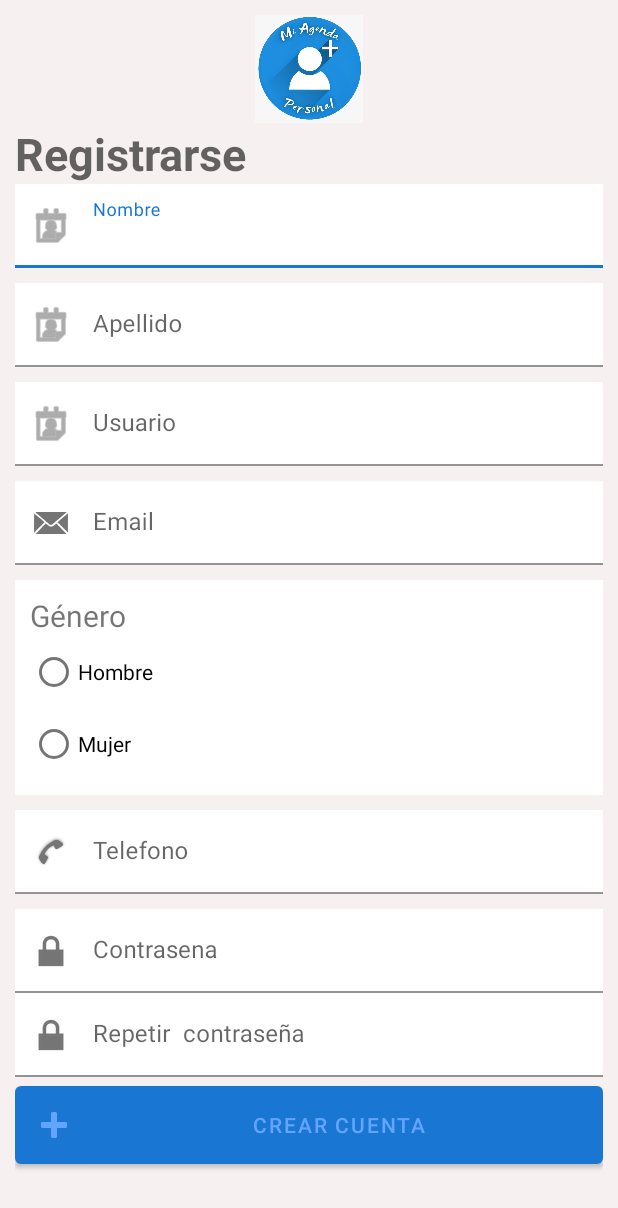
After one commit to DenisFZelaya/PraiveitContacts, an Android app: the RegistroActivity screen opened directly, with no data from a screen before it, on a phone screen of 412 x 824 dp. The commit adds this screen. Shown: the top 1208 px of the screen. Run offline under Robolectric (Android 15) with nearby library versions, the phone set to English and light mode, and no system bars.

Commit message:
Maquetado de login y registro
1. Se edito el androidManifest para que el login sea la pagina inicial
2. Se creo y maqueto el xml de Login y Registro, incluye los id de cada input
3. Se creo funcion para ir a la vista del registro

```diff
--- a/app/src/main/AndroidManifest.xml
+++ b/app/src/main/AndroidManifest.xml
@@ -10,17 +10,19 @@
         android:supportsRtl="true"
         android:theme="@style/Theme.PraiveitContacts">
         <activity
-            android:name=".LoginActivity"
+            android:name=".RegistroActivity"
             android:exported="false" />
         <activity
-            android:name=".MainActivity"
+            android:name=".LoginActivity"
             android:exported="true">
             <intent-filter>
                 <action android:name="android.intent.action.MAIN" />
-
                 <category android:name="android.intent.category.LAUNCHER" />
             </intent-filter>
         </activity>
+        <activity
+            android:name=".MainActivity"
+            android:exported="false"></activity>
     </application>
 
 </manifest>
--- a/app/src/main/java/com/example/praiveitcontacts/LoginActivity.java
+++ b/app/src/main/java/com/example/praiveitcontacts/LoginActivity.java
@@ -2,6 +2,7 @@ package com.example.praiveitcontacts;
 
 import androidx.appcompat.app.AppCompatActivity;
 
+import android.content.Intent;
 import android.graphics.Color;
 import android.os.Bundle;
 import android.view.View;
@@ -39,4 +40,9 @@ public class LoginActivity extends AppCompatActivity {
             }
         });
     }
+
+    public void Registro (View v){
+        Intent RegistroPage = new Intent (LoginActivity.this, RegistroActivity.class);
+        startActivity(RegistroPage);
+    }
 }
--- /dev/null
+++ b/app/src/main/java/com/example/praiveitcontacts/RegistroActivity.java
@@ -0,0 +1,15 @@
+package com.example.praiveitcontacts;
+
+import androidx.appcompat.app.AppCompatActivity;
+
+import android.os.Bundle;
+
+public class RegistroActivity extends AppCompatActivity {
+
+    @Override
+    protected void onCreate(Bundle savedInstanceState) {
+        super.onCreate(savedInstanceState);
+        setContentView(R.layout.activity_registro);
+        getSupportActionBar().hide();
+    }
+}
--- a/app/src/main/res/layout/activity_login.xml
+++ b/app/src/main/res/layout/activity_login.xml
@@ -94,6 +94,15 @@
                             android:text="Inicar sesion"
                             app:icon="@android:drawable/ic_menu_send"
                             app:rippleColor="#8BC34A" />
+
+                        <Button
+                            android:id="@+id/btnRegistro"
+                            style="@style/Widget.MaterialComponents.Button.TextButton"
+                            android:layout_width="match_parent"
+                            android:layout_height="wrap_content"
+                            android:layout_marginBottom="10dp"
+                            android:onClick="Registro"
+                            android:text="No tienes cuenta? registrate" />
                     </LinearLayout>
 
 
@@ -103,6 +112,7 @@
             </LinearLayout>
 
 
+
         </LinearLayout>
     </LinearLayout>
 
--- /dev/null
+++ b/app/src/main/res/layout/activity_registro.xml
@@ -0,0 +1,209 @@
+<?xml version="1.0" encoding="utf-8"?>
+<androidx.constraintlayout.widget.ConstraintLayout xmlns:android="http://schemas.android.com/apk/res/android"
+    xmlns:app="http://schemas.android.com/apk/res-auto"
+    xmlns:tools="http://schemas.android.com/tools"
+    android:layout_width="match_parent"
+    android:layout_height="match_parent"
+    android:background="#F6F0F0"
+    tools:context=".RegistroActivity">
+
+    <ScrollView
+        android:layout_width="match_parent"
+        android:layout_height="match_parent">
+
+        <LinearLayout
+            android:layout_width="match_parent"
+            android:layout_height="wrap_content"
+            android:orientation="vertical" >
+
+            <LinearLayout
+                android:layout_width="match_parent"
+                android:layout_height="match_parent"
+                android:layout_margin="10dp"
+                android:orientation="vertical">
+
+                <ImageView
+                    android:id="@+id/imageView2"
+                    android:layout_width="match_parent"
+                    android:layout_height="72dp"
+                    app:srcCompat="@drawable/logo" />
+
+                <TextView
+                    android:id="@+id/textView"
+                    android:layout_width="match_parent"
+                    android:layout_height="wrap_content"
+                    android:text="Registrarse"
+                    android:textAlignment="viewStart"
+                    android:textAppearance="@style/TextAppearance.AppCompat.Display1"
+                    android:textSize="30sp"
+                    android:textStyle="bold"
+                    android:typeface="sans" />
+
+                <com.google.android.material.textfield.TextInputLayout
+                    android:id="@+id/textFieldNombreRegistro"
+                    android:layout_width="match_parent"
+                    android:layout_height="wrap_content"
+                    android:layout_marginBottom="10dp"
+                    app:startIconDrawable="@android:drawable/ic_menu_my_calendar">
+
+                    <com.google.android.material.textfield.TextInputEditText
+                        android:id="@+id/inputNombre"
+                        android:layout_width="match_parent"
+                        android:layout_height="wrap_content"
+                        android:background="#fff"
+                        android:hint="Nombre" />
+
+                </com.google.android.material.textfield.TextInputLayout>
+
+                <com.google.android.material.textfield.TextInputLayout
+                    android:id="@+id/textFieldApellidoRegistro"
+                    android:layout_width="match_parent"
+                    android:layout_height="wrap_content"
+                    android:layout_marginBottom="10dp"
+                    app:startIconDrawable="@android:drawable/ic_menu_my_calendar">
+
+                    <com.google.android.material.textfield.TextInputEditText
+                        android:id="@+id/inputApellidoRegistro"
+                        android:layout_width="match_parent"
+                        android:layout_height="wrap_content"
+                        android:background="#fff"
+                        android:hint="Apellido" />
+
+                </com.google.android.material.textfield.TextInputLayout>
+
+                <com.google.android.material.textfield.TextInputLayout
+                    android:id="@+id/textFieldAUsuarioRegistro"
+                    android:layout_width="match_parent"
+                    android:layout_height="wrap_content"
+                    android:layout_marginBottom="10dp"
+                    app:startIconDrawable="@android:drawable/ic_menu_my_calendar">
+
+                    <com.google.android.material.textfield.TextInputEditText
+                        android:id="@+id/inputUsuarioRegistro"
+                        android:layout_width="match_parent"
+                        android:layout_height="wrap_content"
+                        android:background="#fff"
+                        android:hint="Usuario"
+                        android:enabled="false"/>
+
+                </com.google.android.material.textfield.TextInputLayout>
+
+                <com.google.android.material.textfield.TextInputLayout
+                    android:id="@+id/textEmailRegistro"
+                    android:layout_width="match_parent"
+                    android:layout_height="wrap_content"
+                    android:layout_marginBottom="10dp"
+                    app:startIconDrawable="@android:drawable/sym_action_email">
+
+                    <com.google.android.material.textfield.TextInputEditText
+                        android:id="@+id/inputEmailRegistro"
+                        android:layout_width="match_parent"
+                        android:layout_height="wrap_content"
+                        android:background="#fff"
+                        android:hint="Email" />
+
+                </com.google.android.material.textfield.TextInputLayout>
+
+                <FrameLayout
+                    android:layout_width="match_parent"
+                    android:layout_height="wrap_content"
+                    android:layout_marginBottom="10dp"
+                    android:background="#fff"
+                    android:padding="10dp">
+
+                    <LinearLayout
+                        android:layout_width="match_parent"
+                        android:layout_height="match_parent"
+                        android:orientation="vertical">
+
+                        <TextView
+                            android:id="@+id/textView3"
+                            android:layout_width="wrap_content"
+                            android:layout_height="wrap_content"
+                            android:text="Género"
+                            android:textSize="20sp" />
+
+                        <RadioGroup
+                            android:id="@+id/radioGroupGeneroRegistro"
+                            android:layout_width="match_parent"
+                            android:layout_height="wrap_content"
+                            android:checkedButton="@+id/radio_button_Hombre"
+                            android:orientation="vertical">
+
+                            <RadioButton
+                                android:id="@+id/radio_button_HombreRegistro"
+                                android:layout_width="match_parent"
+                                android:layout_height="match_parent"
+                                android:text="Hombre" />
+
+                            <RadioButton
+                                android:id="@+id/radio_button_MujerRegistro"
+                                android:layout_width="match_parent"
+                                android:layout_height="match_parent"
+                                android:text="Mujer" />
+
+                        </RadioGroup>
+                    </LinearLayout>
+
+                </FrameLayout>
+
+                <com.google.android.material.textfield.TextInputLayout
+                    android:id="@+id/textFieldTelefonoRegistro"
+                    android:layout_width="match_parent"
+                    android:layout_height="wrap_content"
+                    android:layout_marginBottom="10dp"
+                    app:startIconDrawable="@android:drawable/stat_sys_phone_call">
+
+                    <com.google.android.material.textfield.TextInputEditText
+                        android:id="@+id/inputTelefonoRegistro"
+                        android:layout_width="match_parent"
+                        android:layout_height="wrap_content"
+                        android:background="#fff"
+                        android:hint="Telefono"
+                        android:inputType="phone" />
+
+                </com.google.android.material.textfield.TextInputLayout>
+
+                <com.google.android.material.textfield.TextInputLayout
+                    android:id="@+id/textContrasenaRegistro"
+                    android:layout_width="match_parent"
+                    android:layout_height="wrap_content"
+                    app:startIconDrawable="@android:drawable/ic_lock_lock">
+
+                    <com.google.android.material.textfield.TextInputEditText
+                        android:id="@+id/inputContrasenaRegistro"
+                        android:layout_width="match_parent"
+                        android:layout_height="wrap_content"
+                        android:background="#fff"
+                        android:hint="Contrasena" />
+
+                </com.google.android.material.textfield.TextInputLayout>
+
+                <com.google.android.material.textfield.TextInputLayout
+                    android:id="@+id/textRepetirContrsenaRegistro"
+                    android:layout_width="match_parent"
+                    android:layout_height="wrap_content"
+                    app:startIconDrawable="@android:drawable/ic_lock_lock">
+
+                    <com.google.android.material.textfield.TextInputEditText
+                        android:id="@+id/inputRepeatContraRegistro"
+                        android:layout_width="match_parent"
+                        android:layout_height="wrap_content"
+                        android:background="#fff"
+                        android:hint="Repetir  contraseña" />
+
+                </com.google.android.material.textfield.TextInputLayout>
+
+                <Button
+                    android:id="@+id/btnCrearCuentaRegistro"
+                    android:layout_width="match_parent"
+                    android:layout_height="wrap_content"
+                    android:padding="10dp"
+                    android:text="Crear cuenta"
+                    app:icon="@android:drawable/ic_input_add" />
+
+            </LinearLayout>
+        </LinearLayout>
+    </ScrollView>
+
+</androidx.constraintlayout.widget.ConstraintLayout>
```
